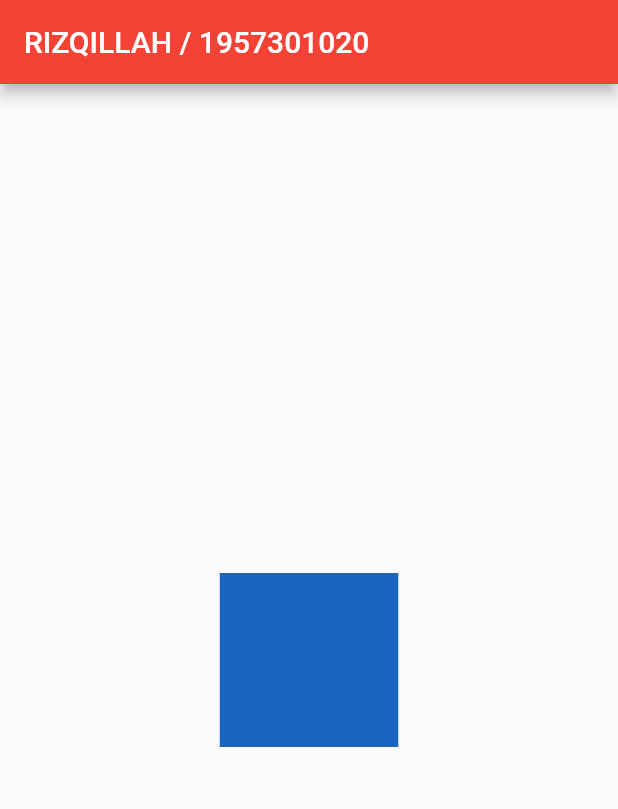
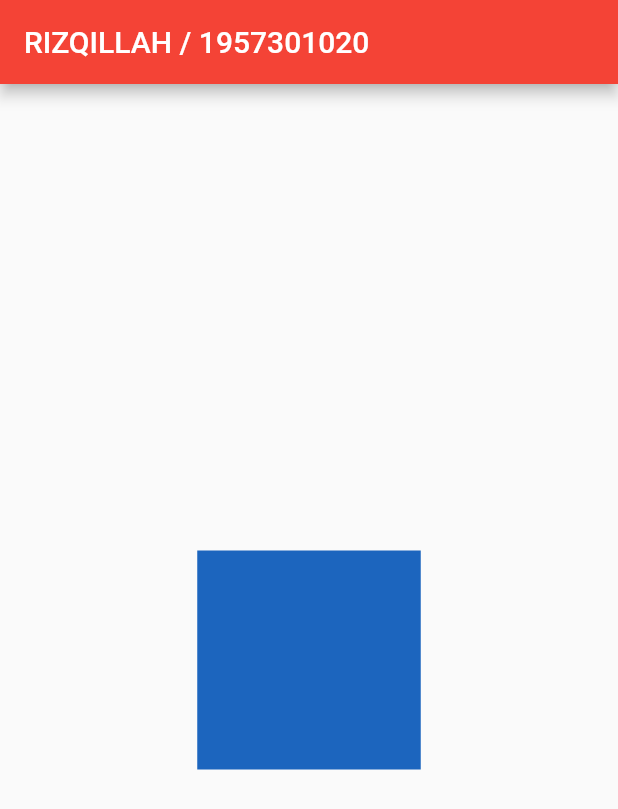
Before and after one commit to rizqillah-pnl/Belajar_Flutter, a Flutter app: the screen it shows after launch, on a phone screen of 412 x 824 dp. Shown: the top 809 px of the screen. Run offline on Flutter 3.47's test engine with Material 2 defaults, Android fonts, the phone set to English and light mode, and no system bars.

```diff
--- a/lib/main.dart
+++ b/lib/main.dart
@@ -28,8 +28,8 @@ class _MyAppState extends State<MyApp> {
             child: AnimatedContainer(
               color: Color.fromARGB(255, random.nextInt(256), random.nextInt(256), random.nextInt(256)),
               duration: Duration(seconds: 1),
-              width: 50.0 + random.nextInt(120),
-              height: 50.0 + random.nextInt(120),
+              width: 80.0 + random.nextInt(120),
+              height: 80.0 + random.nextInt(120),
             ),
           ),
         ),
```
Also changed, not shown: 1 other file.
